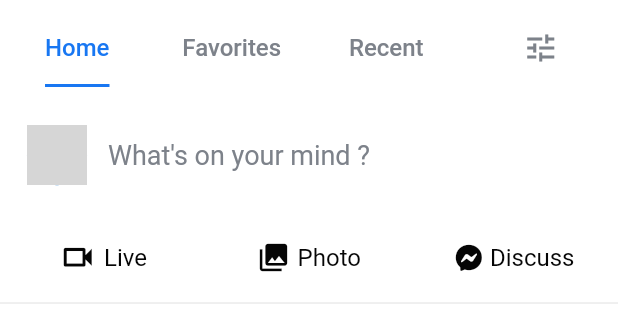
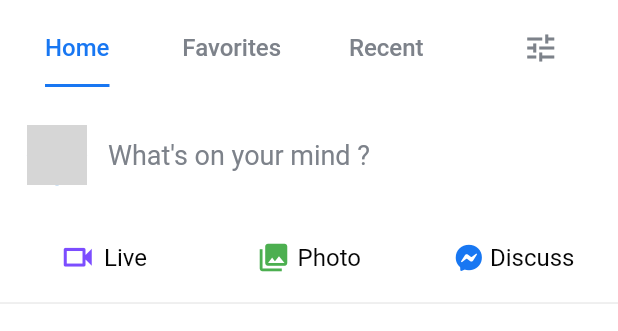
Before and after one commit to octoi/facebook-clone, a Flutter app: the screen it shows after launch, on a phone screen of 412 x 824 dp, the part 69-400 px from its top. Run offline on Flutter 3.47's test engine with Material 2 defaults, Android fonts, the phone set to English and light mode, and no system bars; our stand-ins replace font_awesome_flutter; network calls fail; grey boxes are pictures that could not be loaded.

Commit message:
changed color of buttons

```diff
--- a/lib/widgets/text_input_section.dart
+++ b/lib/widgets/text_input_section.dart
@@ -43,6 +43,7 @@ class TextInputSection extends StatelessWidget {
                 icon: Icons.videocam_outlined,
                 text: "Live",
                 size: 25.0,
+                color: Colors.deepPurpleAccent,
               ),
             ),
             Flexible(
@@ -50,6 +51,7 @@ class TextInputSection extends StatelessWidget {
                 icon: Icons.collections,
                 text: "Photo",
                 size: 22.0,
+                color: Colors.green,
               ),
             ),
             Flexible(
@@ -57,6 +59,7 @@ class TextInputSection extends StatelessWidget {
                 icon: FontAwesomeIcons.facebookMessenger,
                 text: "Discuss",
                 size: 18.0,
+                color: appBlue,
               ),
             ),
           ],
@@ -70,12 +73,14 @@ class IconTextButton extends StatelessWidget {
   final IconData icon;
   final String text;
   final double size;
+  final Color color;
 
   const IconTextButton({
     Key? key,
     required this.icon,
     required this.text,
     required this.size,
+    required this.color,
   }) : super(key: key);
 
   @override
@@ -89,7 +94,7 @@ class IconTextButton extends StatelessWidget {
           crossAxisAlignment: CrossAxisAlignment.center,
           mainAxisAlignment: MainAxisAlignment.center,
           children: [
-            Icon(icon, color: appBlack, size: size),
+            Icon(icon, color: color, size: size),
             SizedBox(width: 5.0),
             Text(
               text,
```
